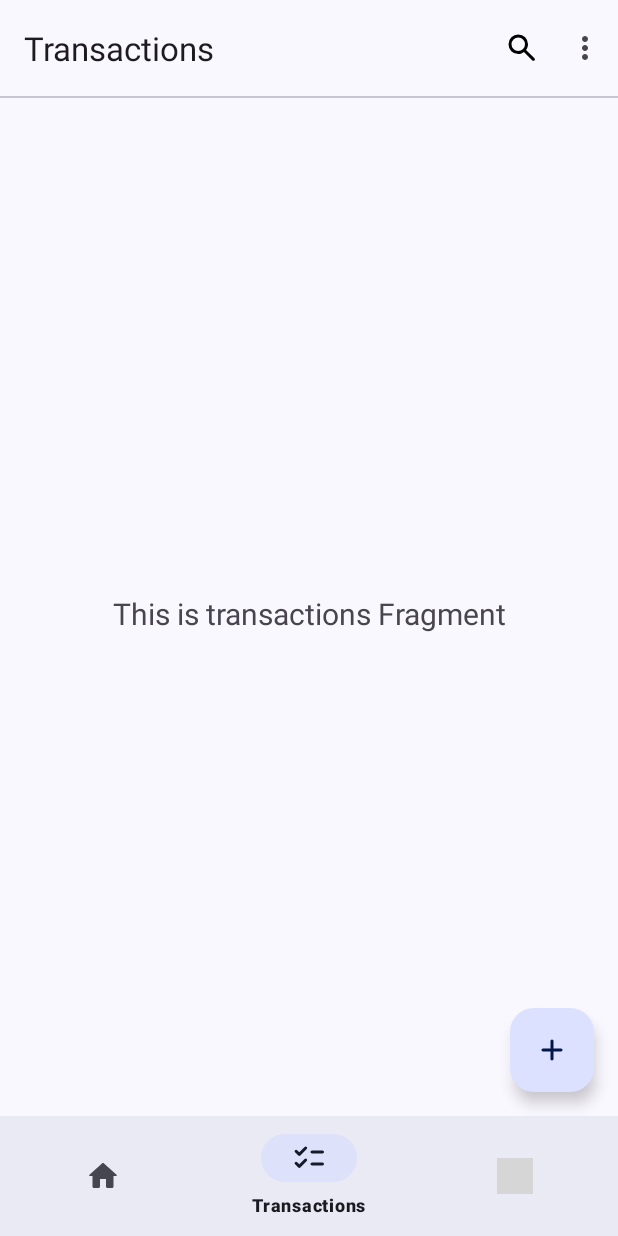
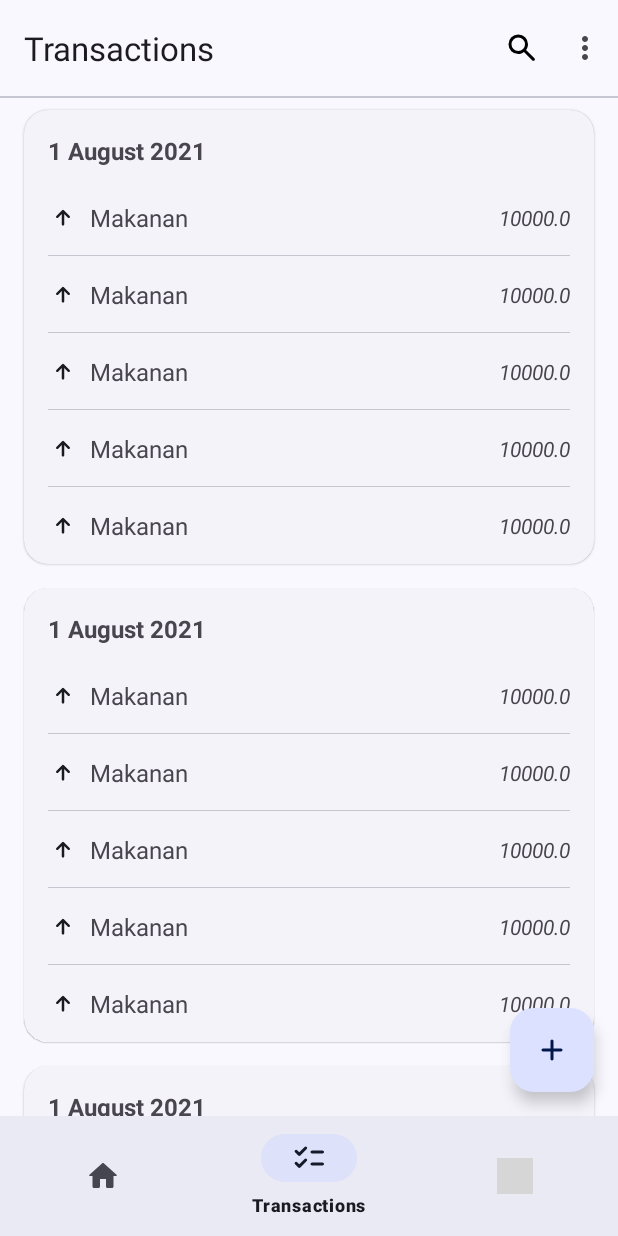
Before and after one commit to CekDuit/android, an Android app: the TransactionsFragment screen opened through its navigation route, on a phone screen of 412 x 824 dp. Run offline under Robolectric (Android 15) with nearby library versions, the phone set to English and light mode, and no system bars; our stand-ins replace navigation-ui; libraries missing offline, so code that uses them is left out: com.github.mikephil.charting; 23 statements that could not run were skipped; grey boxes are pictures that could not be loaded.

Commit message:
Add transaction recycle view

```diff
--- a/app/build.gradle.kts
+++ b/app/build.gradle.kts
@@ -15,6 +15,8 @@ android {
         versionName = "1.0"
 
         testInstrumentationRunner = "androidx.test.runner.AndroidJUnitRunner"
+
+        resourceConfigurations.addAll(listOf("en", "id"))
     }
 
     signingConfigs {
--- a/app/src/main/java/com/cekduit/app/MainActivity.kt
+++ b/app/src/main/java/com/cekduit/app/MainActivity.kt
@@ -83,7 +83,10 @@ class MainActivity : AppCompatActivity() {
     }
 
     private fun listenOnThemeChanges() {
-        viewModel.getThemeSettings().observe(this) { isDarkModeActive: Boolean ->
+        viewModel.getThemeSettings().observe(this) { isDarkModeActive ->
+            if (isDarkModeActive == null) {
+                return@observe
+            }
             if (isDarkModeActive) {
                 AppCompatDelegate.setDefaultNightMode(AppCompatDelegate.MODE_NIGHT_YES)
             } else {
--- a/app/src/main/java/com/cekduit/app/MainViewModel.kt
+++ b/app/src/main/java/com/cekduit/app/MainViewModel.kt
@@ -6,7 +6,7 @@ import androidx.lifecycle.asLiveData
 import com.cekduit.app.utils.SettingsPreference
 
 class MainViewModel(private val pref: SettingsPreference) : ViewModel() {
-    fun getThemeSettings(): LiveData<Boolean> {
+    fun getThemeSettings(): LiveData<Boolean?> {
         return pref.getThemeSetting().asLiveData()
     }
 }
--- a/app/src/main/java/com/cekduit/app/testdir/DummyData.kt
+++ b/app/src/main/java/com/cekduit/app/testdir/DummyData.kt
@@ -1,3 +1,53 @@
 package com.cekduit.app.testdir
 
 data class DummyData(val valueX: Float, val valueY: Float)
+
+class TransactionDummy {
+    val dummyData = TransactionList(
+        date = "2021-08-01",
+        totalExpense = 100000.0,
+        totalIncome = 200000.0,
+        transactions = listOf(
+            Transaction(
+                amount = 10000.0,
+                description = "Makanan",
+                type = TransactionType.INCOME,
+                createdAt = System.currentTimeMillis(),
+                timestamp = System.currentTimeMillis(),
+                transactionId = "1"
+            ),
+            Transaction(
+                amount = 10000.0,
+                description = "Makanan",
+                type = TransactionType.INCOME,
+                createdAt = System.currentTimeMillis(),
+                timestamp = System.currentTimeMillis(),
+                transactionId = "1"
+            ),
+            Transaction(
+                amount = 10000.0,
+                description = "Makanan",
+                type = TransactionType.INCOME,
+                createdAt = System.currentTimeMillis(),
+                timestamp = System.currentTimeMillis(),
+                transactionId = "1"
+            ),
+            Transaction(
+                amount = 10000.0,
+                description = "Makanan",
+                type = TransactionType.INCOME,
+                createdAt = System.currentTimeMillis(),
+                timestamp = System.currentTimeMillis(),
+                transactionId = "1"
+            ),
+            Transaction(
+                amount = 10000.0,
+                description = "Makanan",
+                type = TransactionType.INCOME,
+                createdAt = System.currentTimeMillis(),
+                timestamp = System.currentTimeMillis(),
+                transactionId = "1"
+            ),
+        )
+    )
+}
--- /dev/null
+++ b/app/src/main/java/com/cekduit/app/testdir/Transaction.kt
@@ -0,0 +1,22 @@
+package com.cekduit.app.testdir
+
+data class Transaction(
+    val transactionId: String,
+    val amount: Double,
+    val timestamp: Long,
+    val description: String,
+    val type: TransactionType,
+    val createdAt: Long
+)
+
+data class TransactionList(
+    val transactions: List<Transaction>,
+    val date: String,
+    val totalIncome: Double,
+    val totalExpense: Double
+)
+
+enum class TransactionType(val type: String) {
+    INCOME("INCOME"),
+    EXPENSE("EXPENSE")
+}
--- /dev/null
+++ b/app/src/main/java/com/cekduit/app/ui/adapter/TransactionItemAdapter.kt
@@ -0,0 +1,42 @@
+package com.cekduit.app.ui.adapter
+
+import android.view.LayoutInflater
+import android.view.View
+import android.view.ViewGroup
+import android.widget.TextView
+import androidx.recyclerview.widget.RecyclerView
+import com.cekduit.app.R
+import com.cekduit.app.testdir.Transaction
+
+class TransactionItemAdapter : RecyclerView.Adapter<TransactionItemAdapter.NestedViewHolder>() {
+    private var items: List<Transaction> = listOf()
+
+    fun setData(newItems: List<Transaction>) {
+        items = newItems
+        notifyDataSetChanged()
+    }
+
+    override fun onCreateViewHolder(parent: ViewGroup, viewType: Int): NestedViewHolder {
+        val view = LayoutInflater.from(parent.context)
+            .inflate(R.layout.transaction_item, parent, false)
+        return NestedViewHolder(view)
+    }
+
+    override fun onBindViewHolder(holder: NestedViewHolder, position: Int) {
+        holder.bind(items[position], isLast = position == items.size - 1)
+    }
+
+    override fun getItemCount() = items.size
+
+    class NestedViewHolder(itemView: View) : RecyclerView.ViewHolder(itemView) {
+        private val tvCategoty: TextView = itemView.findViewById(R.id.tvCategory)
+        private val tvAmount: TextView = itemView.findViewById(R.id.tvAmount)
+        private val divider: View = itemView.findViewById(R.id.dividerBottom)
+
+        fun bind(item: Transaction, isLast: Boolean = false) {
+            tvAmount.text = item.amount.toString()
+            tvCategoty.text = item.description
+            divider.visibility = if (isLast) View.INVISIBLE else View.VISIBLE
+        }
+    }
+}
--- /dev/null
+++ b/app/src/main/java/com/cekduit/app/ui/adapter/TransactionsListAdapter.kt
@@ -0,0 +1,54 @@
+package com.cekduit.app.ui.adapter
+
+import android.view.LayoutInflater
+import android.view.View
+import android.view.ViewGroup
+import android.widget.TextView
+import androidx.recyclerview.widget.LinearLayoutManager
+import androidx.recyclerview.widget.RecyclerView
+import com.cekduit.app.R
+import com.cekduit.app.testdir.TransactionList
+import java.time.LocalDate
+import java.time.format.DateTimeFormatter
+import java.util.Locale
+
+class TransactionsListAdapter : RecyclerView.Adapter<TransactionsListAdapter.ParentViewHolder>() {
+    private var items: List<TransactionList> = listOf()
+
+    fun setData(newItems: List<TransactionList>) {
+        items = newItems
+        notifyDataSetChanged()
+    }
+
+    override fun onCreateViewHolder(parent: ViewGroup, viewType: Int): ParentViewHolder {
+        val view = LayoutInflater.from(parent.context)
+            .inflate(R.layout.transactions_list, parent, false)
+        return ParentViewHolder(view)
+    }
+
+    override fun onBindViewHolder(holder: ParentViewHolder, position: Int) {
+        holder.bind(items[position])
+    }
+
+    override fun getItemCount() = items.size
+
+    class ParentViewHolder(itemView: View) : RecyclerView.ViewHolder(itemView) {
+        private val tvDate: TextView = itemView.findViewById(R.id.tvDate)
+        private val rvNested: RecyclerView = itemView.findViewById(R.id.rvTransactionItems)
+        private val nestedAdapter = TransactionItemAdapter()
+
+        init {
+            rvNested.apply {
+                layoutManager = LinearLayoutManager(itemView.context)
+                adapter = nestedAdapter
+            }
+        }
+
+        fun bind(item: TransactionList) {
+            val inputFormatter = DateTimeFormatter.ofPattern("yyyy-MM-dd", Locale.ENGLISH)
+            val outputFormatter = DateTimeFormatter.ofPattern("d MMMM yyyy")
+            tvDate.text = LocalDate.parse(item.date, inputFormatter).format(outputFormatter)
+            nestedAdapter.setData(item.transactions)
+        }
+    }
+}
--- a/app/src/main/java/com/cekduit/app/ui/settings/SettingsActivity.kt
+++ b/app/src/main/java/com/cekduit/app/ui/settings/SettingsActivity.kt
@@ -1,26 +1,16 @@
 package com.cekduit.app.ui.settings
 
-import android.app.LocaleManager
 import android.content.res.Configuration
-import android.os.Build
 import android.os.Bundle
-import android.os.LocaleList
-import android.widget.ArrayAdapter
 import androidx.activity.enableEdgeToEdge
 import androidx.activity.viewModels
-import androidx.annotation.RequiresApi
 import androidx.appcompat.app.AppCompatActivity
 import androidx.appcompat.app.AppCompatDelegate
 import androidx.core.os.LocaleListCompat
-import androidx.core.view.ViewCompat
-import androidx.core.view.WindowInsetsCompat
 import com.cekduit.app.R
 import com.cekduit.app.databinding.ActivitySettingsBinding
-import com.cekduit.app.utils.LocaleSetting
 import com.cekduit.app.utils.ViewModelFactory
 import com.google.android.material.color.MaterialColors
-import com.google.android.material.shape.MaterialShapeDrawable
-import java.util.Locale
 
 class SettingsActivity : AppCompatActivity() {
     private var _binding: ActivitySettingsBinding? = null
@@ -38,22 +28,27 @@ class SettingsActivity : AppCompatActivity() {
 
         // Appbar adjustment
         binding.appBarLayout.setStatusBarForegroundColor(
-            MaterialColors.getColor(binding.appBarLayout, com.google.android.material.R.attr.colorSurface))
+            MaterialColors.getColor(
+                binding.appBarLayout,
+                com.google.android.material.R.attr.colorSurface
+            )
+        )
         val toolbar = binding.toolbar
         setSupportActionBar(toolbar)
         supportActionBar?.setDisplayHomeAsUpEnabled(true)
 
         initCurrentLocale()
-        listenOnThemeChanges()
+        initThemeSelection()
 
         binding.localeRadioGroup.setOnCheckedChangeListener { _, checkedId ->
             when (checkedId) {
                 R.id.enLocaleButton -> {
-                    val appLocale: LocaleListCompat = LocaleListCompat.forLanguageTags("en")
+                    val appLocale: LocaleListCompat = LocaleListCompat.forLanguageTags("en_US")
                     AppCompatDelegate.setApplicationLocales(appLocale)
                 }
+
                 R.id.idLocaleButton -> {
-                    val appLocale: LocaleListCompat = LocaleListCompat.forLanguageTags("id")
+                    val appLocale: LocaleListCompat = LocaleListCompat.forLanguageTags("in")
                     AppCompatDelegate.setApplicationLocales(appLocale)
                 }
             }
@@ -61,6 +56,12 @@ class SettingsActivity : AppCompatActivity() {
 
         binding.themeRadioGroup.setOnCheckedChangeListener { _, checkedId ->
             viewModel.saveThemeSetting(checkedId == R.id.darkThemeButton)
+            setSelectedTheme(checkedId == R.id.darkThemeButton)
+            if (checkedId == R.id.darkThemeButton) {
+                AppCompatDelegate.setDefaultNightMode(AppCompatDelegate.MODE_NIGHT_YES)
+            } else {
+                AppCompatDelegate.setDefaultNightMode(AppCompatDelegate.MODE_NIGHT_NO)
+            }
         }
     }
 
@@ -73,29 +74,20 @@ class SettingsActivity : AppCompatActivity() {
     }
 
     private fun initCurrentLocale() {
-        val currentAppLocales: LocaleList = if (Build.VERSION.SDK_INT >= Build.VERSION_CODES.TIRAMISU) {
-            applicationContext.getSystemService(LocaleManager::class.java).getApplicationLocales(
-                packageName
-            )
-        } else {
-            LocaleList.getDefault()
-        }
-        val currentLocale = currentAppLocales.get(0)
-        if (currentLocale.language == "en") {
+        val currentLocale = resources.configuration.locales.get(0)
+        if (currentLocale?.language.contentEquals("en")) {
             binding.enLocaleButton.isChecked = true
         } else {
             binding.idLocaleButton.isChecked = true
         }
     }
 
-    private fun listenOnThemeChanges() {
-        viewModel.getThemeSettings().observe(this) { isDarkModeActive ->
-            if (isDarkModeActive) {
-                AppCompatDelegate.setDefaultNightMode(AppCompatDelegate.MODE_NIGHT_YES)
-            } else {
-                AppCompatDelegate.setDefaultNightMode(AppCompatDelegate.MODE_NIGHT_NO)
-            }
-            setSelectedTheme(isDarkModeActive)
+    private fun initThemeSelection() {
+        val currentNightMode = resources.configuration.uiMode and Configuration.UI_MODE_NIGHT_MASK
+        if (currentNightMode == Configuration.UI_MODE_NIGHT_YES) {
+            binding.darkThemeButton.isChecked = true
+        } else {
+            binding.lightThemeButton.isChecked = true
         }
     }
 
--- a/app/src/main/java/com/cekduit/app/ui/settings/SettingsViewModel.kt
+++ b/app/src/main/java/com/cekduit/app/ui/settings/SettingsViewModel.kt
@@ -10,7 +10,7 @@ import kotlinx.coroutines.flow.Flow
 import kotlinx.coroutines.launch
 
 class SettingsViewModel(private val pref: SettingsPreference) : ViewModel() {
-    fun getThemeSettings(): LiveData<Boolean> {
+    fun getThemeSettings(): LiveData<Boolean?> {
         return pref.getThemeSetting().asLiveData()
     }
 
--- a/app/src/main/java/com/cekduit/app/ui/transactions/TransactionsFragment.kt
+++ b/app/src/main/java/com/cekduit/app/ui/transactions/TransactionsFragment.kt
@@ -12,8 +12,18 @@ import androidx.core.view.MenuProvider
 import androidx.fragment.app.Fragment
 import androidx.lifecycle.Lifecycle
 import androidx.lifecycle.ViewModelProvider
+import androidx.recyclerview.widget.LinearLayoutManager
 import com.cekduit.app.R
 import com.cekduit.app.databinding.FragmentTransactionsBinding
+import com.cekduit.app.testdir.DummyData
+import com.cekduit.app.testdir.Transaction
+import com.cekduit.app.testdir.TransactionDummy
+import com.cekduit.app.testdir.TransactionList
+import com.cekduit.app.testdir.TransactionType
+import com.cekduit.app.ui.adapter.TransactionItemAdapter
+import com.cekduit.app.ui.adapter.TransactionsListAdapter
+import java.time.format.DateTimeFormatter
+import java.util.Locale
 
 class TransactionsFragment : Fragment() {
 
@@ -34,11 +44,7 @@ class TransactionsFragment : Fragment() {
         _binding = FragmentTransactionsBinding.inflate(inflater, container, false)
         val root: View = binding.root
 
-        val textView: TextView = binding.textDashboard
-        transactionsViewModel.text.observe(viewLifecycleOwner) {
-            textView.text = it
-        }
-
+        // setup menu for this fragment
         requireActivity().addMenuProvider(object : MenuProvider {
             override fun onCreateMenu(menu: Menu, menuInflater: MenuInflater) {
                 // Inflate menu Resource
@@ -56,6 +62,20 @@ class TransactionsFragment : Fragment() {
             }
         }, viewLifecycleOwner, Lifecycle.State.RESUMED)
 
+        binding.rvTransactionsList.apply {
+            layoutManager = LinearLayoutManager(requireContext())
+            val dummyData = TransactionDummy().dummyData
+            val dataAdapter = TransactionsListAdapter()
+            adapter = dataAdapter
+            dataAdapter.setData(listOf(
+                dummyData,
+                dummyData,
+                dummyData,
+                dummyData,
+            ))
+
+        }
+
         return root
     }
 
--- a/app/src/main/java/com/cekduit/app/utils/SettingsPreference.kt
+++ b/app/src/main/java/com/cekduit/app/utils/SettingsPreference.kt
@@ -17,9 +17,9 @@ class SettingsPreference private constructor(private val dataStore: DataStore<Pr
     private val localeKey = stringPreferencesKey("locale_setting")
     private val reminderKey = booleanPreferencesKey("reminder_setting")
 
-    fun getThemeSetting(): Flow<Boolean> {
+    fun getThemeSetting(): Flow<Boolean?> {
         return dataStore.data.map { preferences ->
-            preferences[themeKey] ?: false
+            preferences[themeKey]
         }
     }
 
--- a/app/src/main/res/layout/fragment_transactions.xml
+++ b/app/src/main/res/layout/fragment_transactions.xml
@@ -3,20 +3,15 @@
     xmlns:app="http://schemas.android.com/apk/res-auto"
     xmlns:tools="http://schemas.android.com/tools"
     android:layout_width="match_parent"
-    android:layout_height="match_parent"
+    android:layout_height="wrap_content"
     tools:context=".ui.transactions.TransactionsFragment">
 
-    <TextView
-        android:id="@+id/text_dashboard"
+    <androidx.recyclerview.widget.RecyclerView
+        android:id="@+id/rvTransactionsList"
         android:layout_width="match_parent"
         android:layout_height="wrap_content"
-        android:layout_marginStart="8dp"
-        android:layout_marginTop="8dp"
-        android:layout_marginEnd="8dp"
-        android:textAlignment="center"
-        android:textSize="20sp"
-        app:layout_constraintBottom_toBottomOf="parent"
-        app:layout_constraintEnd_toEndOf="parent"
-        app:layout_constraintStart_toStartOf="parent"
+        tools:listitem="@layout/transactions_list"
         app:layout_constraintTop_toTopOf="parent" />
+
+
 </androidx.constraintlayout.widget.ConstraintLayout>
--- /dev/null
+++ b/app/src/main/res/layout/transaction_item.xml
@@ -0,0 +1,52 @@
+<?xml version="1.0" encoding="utf-8"?>
+<androidx.constraintlayout.widget.ConstraintLayout xmlns:android="http://schemas.android.com/apk/res/android"
+    xmlns:app="http://schemas.android.com/apk/res-auto"
+    android:layout_width="match_parent"
+    android:layout_height="wrap_content">
+
+    <ImageView
+        android:id="@+id/imageView"
+        android:layout_width="20dp"
+        android:layout_height="wrap_content"
+        app:tint="@color/md_theme_onSurface"
+        android:src="@drawable/rounded_arrow_upward_alt_24"
+        app:layout_constraintBottom_toBottomOf="parent"
+        app:layout_constraintStart_toStartOf="parent"
+        app:layout_constraintTop_toTopOf="parent" />
+
+    <TextView
+        android:id="@+id/tvCategory"
+        android:layout_width="wrap_content"
+        android:layout_height="wrap_content"
+        android:layout_marginStart="8dp"
+        android:maxLines="1"
+        android:text="@string/transactions"
+        android:textSize="16sp"
+        app:layout_constraintBottom_toBottomOf="parent"
+        app:layout_constraintStart_toEndOf="@+id/imageView"
+        app:layout_constraintTop_toTopOf="parent" />
+
+    <TextView
+        android:id="@+id/tvAmount"
+        android:layout_width="wrap_content"
+        android:layout_height="wrap_content"
+        android:layout_marginStart="8dp"
+        android:maxLines="1"
+        android:textStyle="italic"
+        android:text="@string/amount"
+        android:textSize="14sp"
+        app:layout_constraintBottom_toBottomOf="parent"
+        app:layout_constraintEnd_toEndOf="parent"
+        app:layout_constraintTop_toTopOf="parent"/>
+
+    <View
+        android:id="@+id/dividerBottom"
+        android:layout_width="0dp"
+        android:layout_height="0.7dp"
+        android:background="@color/md_theme_outlineVariant"
+        app:layout_constraintTop_toBottomOf="@id/tvCategory"
+        app:layout_constraintStart_toStartOf="parent"
+        app:layout_constraintEnd_toEndOf="parent"
+        android:layout_marginTop="14dp" />
+
+</androidx.constraintlayout.widget.ConstraintLayout>
--- /dev/null
+++ b/app/src/main/res/layout/transactions_list.xml
@@ -0,0 +1,43 @@
+<?xml version="1.0" encoding="utf-8"?>
+<androidx.cardview.widget.CardView xmlns:android="http://schemas.android.com/apk/res/android"
+    xmlns:app="http://schemas.android.com/apk/res-auto"
+    style="@style/Widget.Material3.CardView.Elevated"
+    android:layout_width="match_parent"
+    android:layout_height="wrap_content"
+    xmlns:tools="http://schemas.android.com/tools"
+    android:layout_marginHorizontal="@dimen/activity_horizontal_margin"
+    android:layout_marginVertical="8dp"
+    app:cardCornerRadius="16dp"
+    app:cardElevation="0.5dp">
+
+    <androidx.constraintlayout.widget.ConstraintLayout
+        android:layout_width="match_parent"
+        android:layout_height="wrap_content"
+        android:orientation="vertical"
+        android:paddingHorizontal="16dp"
+        android:paddingTop="16dp">
+
+        <TextView
+            android:id="@+id/tvDate"
+            android:layout_width="wrap_content"
+            android:layout_height="wrap_content"
+            android:text="@string/date"
+            android:textSize="16sp"
+            android:textStyle="bold"
+            app:layout_constraintStart_toStartOf="parent"
+            app:layout_constraintTop_toTopOf="parent" />
+
+        <androidx.recyclerview.widget.RecyclerView
+            android:id="@+id/rvTransactionItems"
+            android:layout_width="match_parent"
+            android:layout_height="wrap_content"
+            android:layout_marginTop="8dp"
+            tools:listitem="@layout/transaction_item"
+            app:layout_constraintBottom_toBottomOf="parent"
+            app:layout_constraintEnd_toEndOf="parent"
+            app:layout_constraintStart_toStartOf="parent"
+            app:layout_constraintTop_toBottomOf="@id/tvDate" />
+
+    </androidx.constraintlayout.widget.ConstraintLayout>
+
+</androidx.cardview.widget.CardView>
```
